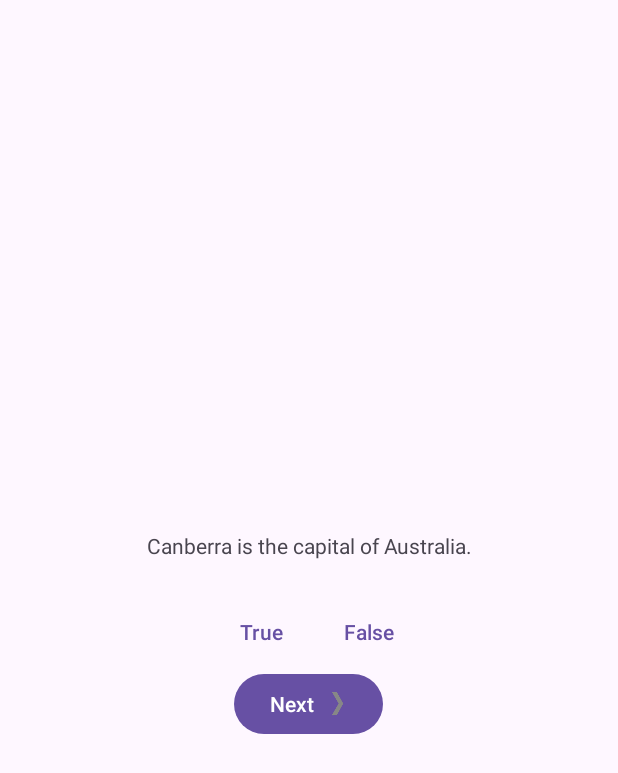
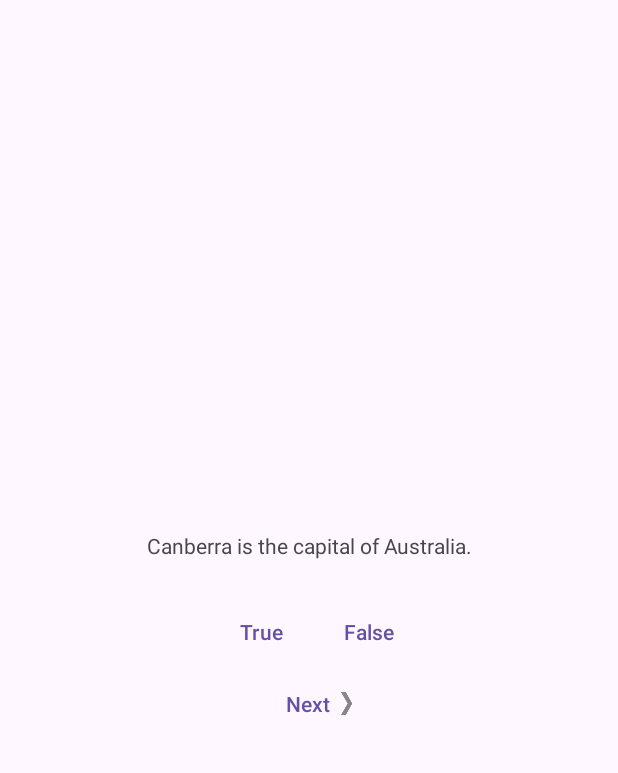
Before and after one commit to asserthq/ktl-lab4, an Android app: the screen it shows after launch (MainActivity), on a phone screen of 412 x 824 dp. Shown: the top 773 px of the screen. Run offline under Robolectric (Android 15) with nearby library versions, the phone set to English and light mode, and no system bars.

Commit message:
style: 'next' btn transparent like others btns

```diff
--- a/app/src/main/res/layout/activity_main.xml
+++ b/app/src/main/res/layout/activity_main.xml
@@ -40,6 +40,7 @@
 
     <Button
         android:id="@+id/next_button"
+        style="?android:attr/buttonBarButtonStyle"
         android:layout_width="wrap_content"
         android:layout_height="wrap_content"
         android:text="@string/next_button"
```
